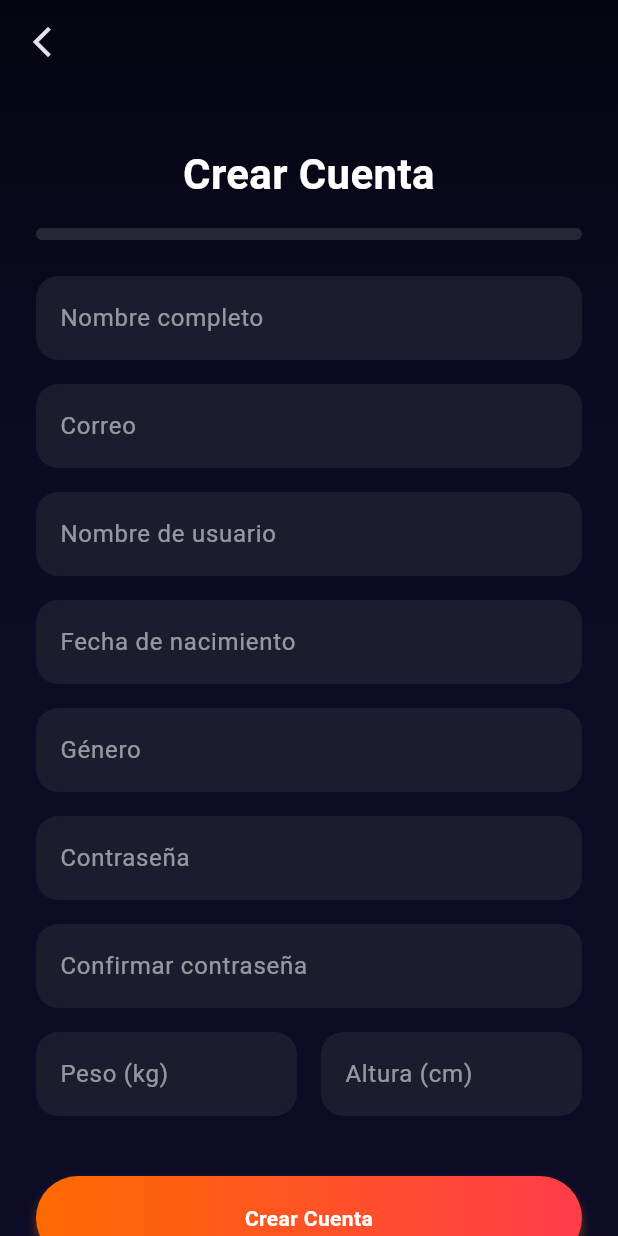
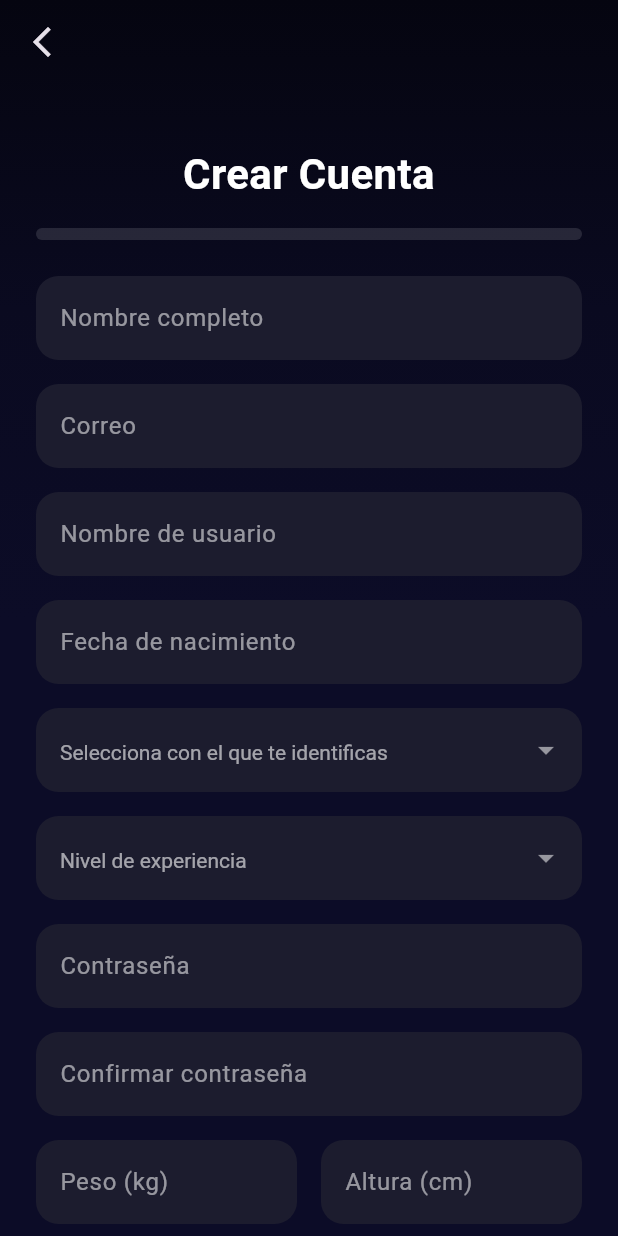
Before and after one commit to Aregomz/RunInsight-app, a Flutter app: the RegisterPage screen opened by its route, on a phone screen of 412 x 824 dp. Run offline on Flutter 3.47's test engine with Material 3 defaults, Android fonts, the phone set to English and light mode, and no system bars; our stand-ins replace bloc, equatable, flutter_bloc, go_router, image_picker, screenshot and 1 more; Roboto replaces fonts that are missing (Montserrat).

Commit message:
Feature Register: Agregue campos

```diff
--- a/lib/features/auth/presentation/pages/register_page.dart
+++ b/lib/features/auth/presentation/pages/register_page.dart
@@ -19,12 +19,30 @@ class _RegisterPageState extends State<RegisterPage> {
   final _emailController = TextEditingController();
   final _usernameController = TextEditingController();
   final _genderController = TextEditingController();
+  final _experienceController = TextEditingController();
   final _passwordController = TextEditingController();
   final _confirmPasswordController = TextEditingController();
   final _weightController = TextEditingController();
   final _heightController = TextEditingController();
 
   DateTime? _birthDate;
+
+  // Listas para los dropdowns
+  final List<Map<String, dynamic>> _experienceLevels = [
+    {'id': 1, 'name': 'Principiante'},
+    {'id': 2, 'name': 'Intermedio'},
+    {'id': 3, 'name': 'Avanzado'},
+    {'id': 4, 'name': 'Experto'},
+    {'id': 5, 'name': 'Maestro'},
+  ];
+
+  final List<Map<String, dynamic>> _genderOptions = [
+    {'id': 1, 'gender': 'Masculino'},
+    {'id': 2, 'gender': 'Femenino'},
+    {'id': 3, 'gender': 'No binario'},
+    {'id': 4, 'gender': 'Otro'},
+    {'id': 5, 'gender': 'Prefiero no decirlo'},
+  ];
 
   @override
   void initState() {
@@ -34,6 +52,7 @@ class _RegisterPageState extends State<RegisterPage> {
     _emailController.addListener(_updateProgress);
     _usernameController.addListener(_updateProgress);
     _genderController.addListener(_updateProgress);
+    _experienceController.addListener(_updateProgress);
     _passwordController.addListener(_updateProgress);
     _confirmPasswordController.addListener(_updateProgress);
     _weightController.addListener(_updateProgress);
@@ -73,6 +92,7 @@ class _RegisterPageState extends State<RegisterPage> {
     _emailController.dispose();
     _usernameController.dispose();
     _genderController.dispose();
+    _experienceController.dispose();
     _passwordController.dispose();
     _confirmPasswordController.dispose();
     _weightController.dispose();
@@ -82,12 +102,13 @@ class _RegisterPageState extends State<RegisterPage> {
 
   double get _formProgress {
     int filled = 0;
-    const total = 9;
+    const total = 10; // Aumentado a 10 para incluir experiencia
     if (_nameController.text.isNotEmpty) filled++;
     if (_emailController.text.isNotEmpty) filled++;
     if (_usernameController.text.isNotEmpty) filled++;
     if (_birthDate != null) filled++;
     if (_genderController.text.isNotEmpty) filled++;
+    if (_experienceController.text.isNotEmpty) filled++;
     if (_passwordController.text.isNotEmpty) filled++;
     if (_confirmPasswordController.text.isNotEmpty) filled++;
     if (_weightController.text.isNotEmpty) filled++;
@@ -194,21 +215,33 @@ class _RegisterPageState extends State<RegisterPage> {
                 const SizedBox(height: 16),
                 _buildBirthDateField(),
                 const SizedBox(height: 16),
-                _buildTextField(
+                _buildDropdownField(
                   controller: _genderController,
-                    hintText: 'Género',
+                  hintText: 'Selecciona con el que te identificas',
+                  items: _genderOptions.map((option) =>
+                    DropdownMenuItem<String>(value: option['gender'].toString(), child: Text(option['gender']))
+                  ).toList(),
                   validator: (value) {
                     if (value == null || value.isEmpty) {
                       return 'Campo requerido';
                     }
-                      final g = value.toLowerCase();
-                      if (g != 'hombre' &&
-                          g != 'mujer' &&
-                          g != 'prefiero no responder') {
-                        return 'Debe ser: hombre, mujer o prefiero no responder';
+                    return null;
+                  },
+                ),
+                const SizedBox(height: 16),
+                _buildDropdownField(
+                  controller: _experienceController,
+                  hintText: 'Nivel de experiencia',
+                  items: _experienceLevels.map((option) =>
+                    DropdownMenuItem<String>(value: option['name'].toString(), child: Text(option['name']))
+                  ).toList(),
+                  validator: (value) {
+                    if (value == null || value.isEmpty) {
+                      return 'Campo requerido';
                     }
                     return null;
-                    }),
+                  },
+                ),
                 const SizedBox(height: 16),
                 _buildTextField(
                     controller: _passwordController,
@@ -365,4 +398,37 @@ class _RegisterPageState extends State<RegisterPage> {
       ),
     );
   }
+
+  Widget _buildDropdownField({
+    required TextEditingController controller,
+    required String hintText,
+    required List<DropdownMenuItem<String>> items,
+    String? Function(String?)? validator,
+  }) {
+    return DropdownButtonFormField<String>(
+      value: controller.text.isEmpty ? null : controller.text,
+      items: items,
+      onChanged: (value) {
+        setState(() {
+          controller.text = value ?? '';
+          _updateProgress();
+        });
+      },
+      validator: validator,
+      dropdownColor: const Color(0xFF1C1C2E),
+      style: const TextStyle(color: Colors.white),
+      icon: const Icon(Icons.arrow_drop_down, color: Colors.white54),
+      decoration: InputDecoration(
+        filled: true,
+        fillColor: const Color(0xFF1C1C2E),
+        hintText: hintText,
+        hintStyle: const TextStyle(color: Colors.white54),
+        errorStyle: const TextStyle(color: Colors.redAccent),
+        border: OutlineInputBorder(
+          borderRadius: BorderRadius.circular(15),
+          borderSide: BorderSide.none,
+        ),
+      ),
+    );
   }
+}
--- a/lib/features/profile/presentation/pages/profile_page.dart
+++ b/lib/features/profile/presentation/pages/profile_page.dart
@@ -125,7 +125,10 @@ class ProfilePage extends StatelessWidget {
                           SizedBox(
                             width: double.infinity,
                             child: ElevatedButton(
-                              onPressed: () {},
+                              onPressed: () {
+                                // Cerrar sesión - navegar a la página de bienvenida
+                                context.go('/');
+                              },
                               style: ElevatedButton.styleFrom(
                                 backgroundColor: const Color.fromARGB(255, 105, 2, 2),
                                 foregroundColor: Colors.white,
```
Lines whose indentation alone changed are shown as unchanged.
